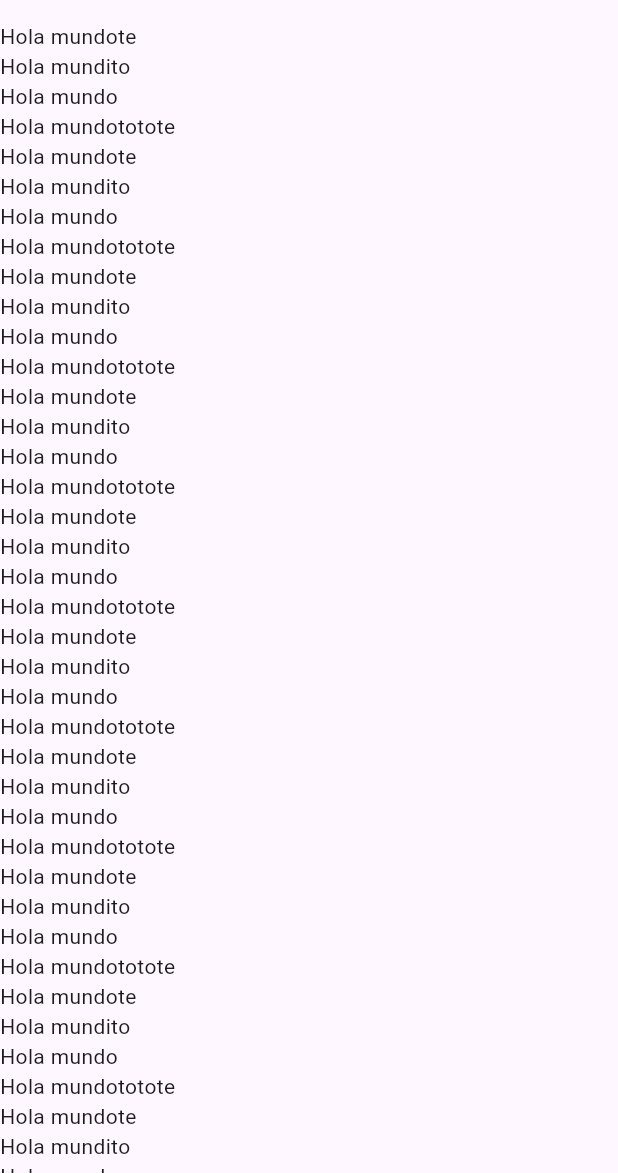
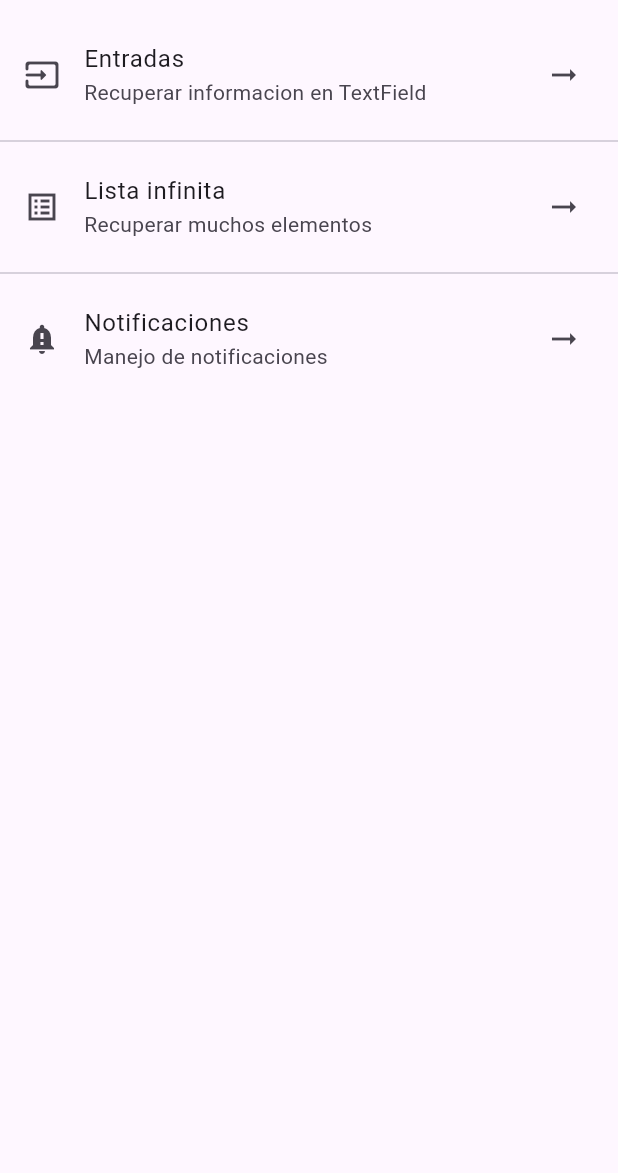
Before and after one commit to JesusGarciaShakur/componentes_flutter, a Flutter app: the screen it shows after launch, on a phone screen of 412 x 824 dp, the part 63-1236 px from its top. Run offline on Flutter 3.47's test engine with Material 3 defaults, Android fonts, the phone set to English and light mode, and no system bars.

Commit message:
Inserting ListTitle in the ListView

```diff
--- a/lib/home_screen.dart
+++ b/lib/home_screen.dart
@@ -10,59 +10,27 @@ class HomeScreen extends StatelessWidget {
         title: const Text('App de componentes de flutter'),
       ),
       body: ListView(
-        children: const [
-          Text('Hola mundote'),
-          Text('Hola mundito'),
-          Text('Hola mundo'),
-          Text('Hola mundototote'),
-          Text('Hola mundote'),
-          Text('Hola mundito'),
-          Text('Hola mundo'),
-          Text('Hola mundototote'),
-          Text('Hola mundote'),
-          Text('Hola mundito'),
-          Text('Hola mundo'),
-          Text('Hola mundototote'),
-          Text('Hola mundote'),
-          Text('Hola mundito'),
-          Text('Hola mundo'),
-          Text('Hola mundototote'),
-          Text('Hola mundote'),
-          Text('Hola mundito'),
-          Text('Hola mundo'),
-          Text('Hola mundototote'),
-          Text('Hola mundote'),
-          Text('Hola mundito'),
-          Text('Hola mundo'),
-          Text('Hola mundototote'),
-          Text('Hola mundote'),
-          Text('Hola mundito'),
-          Text('Hola mundo'),
-          Text('Hola mundototote'),
-          Text('Hola mundote'),
-          Text('Hola mundito'),
-          Text('Hola mundo'),
-          Text('Hola mundototote'),
-          Text('Hola mundote'),
-          Text('Hola mundito'),
-          Text('Hola mundo'),
-          Text('Hola mundototote'),
-          Text('Hola mundote'),
-          Text('Hola mundito'),
-          Text('Hola mundo'),
-          Text('Hola mundototote'),
-          Text('Hola mundote'),
-          Text('Hola mundito'),
-          Text('Hola mundo'),
-          Text('Hola mundototote'),
-          Text('Hola mundote'),
-          Text('Hola mundito'),
-          Text('Hola mundo'),
-          Text('Hola mundototote'),
-          Text('Hola mundote'),
-          Text('Hola mundito'),
-          Text('Hola mundo'),
-          Text('Hola mundototote'),
+        children: const <Widget>[
+          ListTile(
+            title: Text('Entradas'),
+            subtitle: Text('Recuperar informacion en TextField'),
+            leading: Icon(Icons.input_rounded),
+            trailing: Icon(Icons.arrow_right_alt_outlined),
+          ),
+          Divider(),
+          ListTile(
+            title: Text('Lista infinita'),
+            subtitle: Text('Recuperar muchos elementos'),
+            leading: Icon(Icons.list_alt_sharp),
+            trailing: Icon(Icons.arrow_right_alt_outlined),
+          ),
+          Divider(),
+          ListTile(
+            title: Text('Notificaciones'),
+            subtitle: Text('Manejo de notificaciones'),
+            leading: Icon(Icons.notification_important),
+            trailing: Icon(Icons.arrow_right_alt_outlined),
+          ),
         ],
       ),
     );
```
